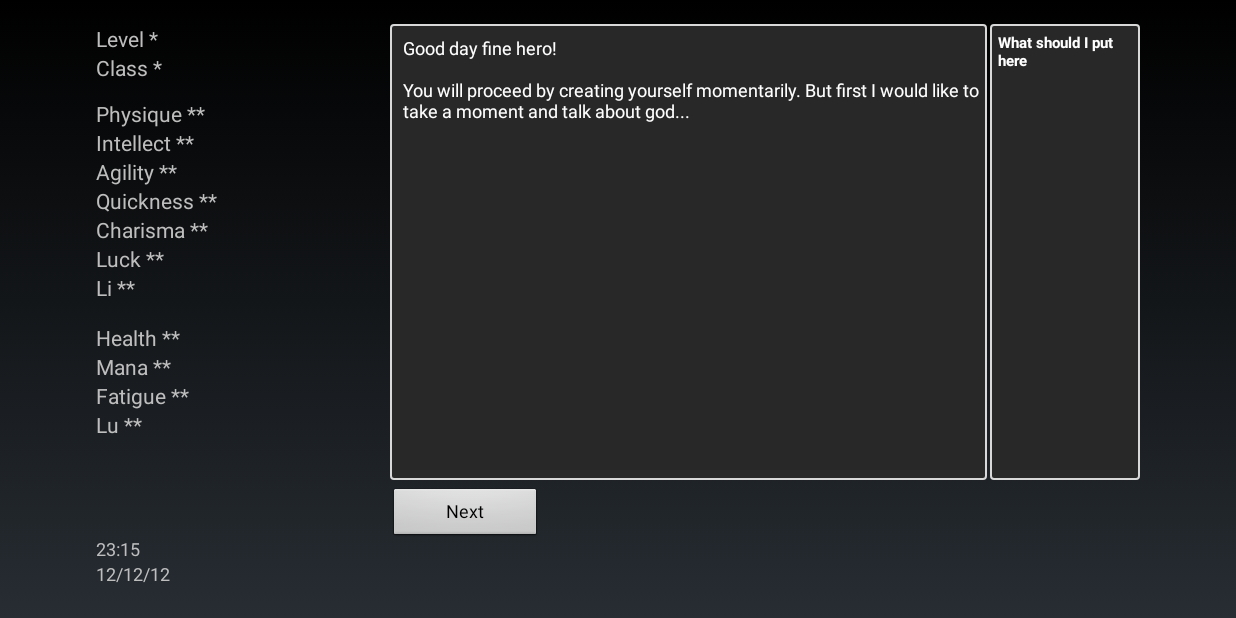
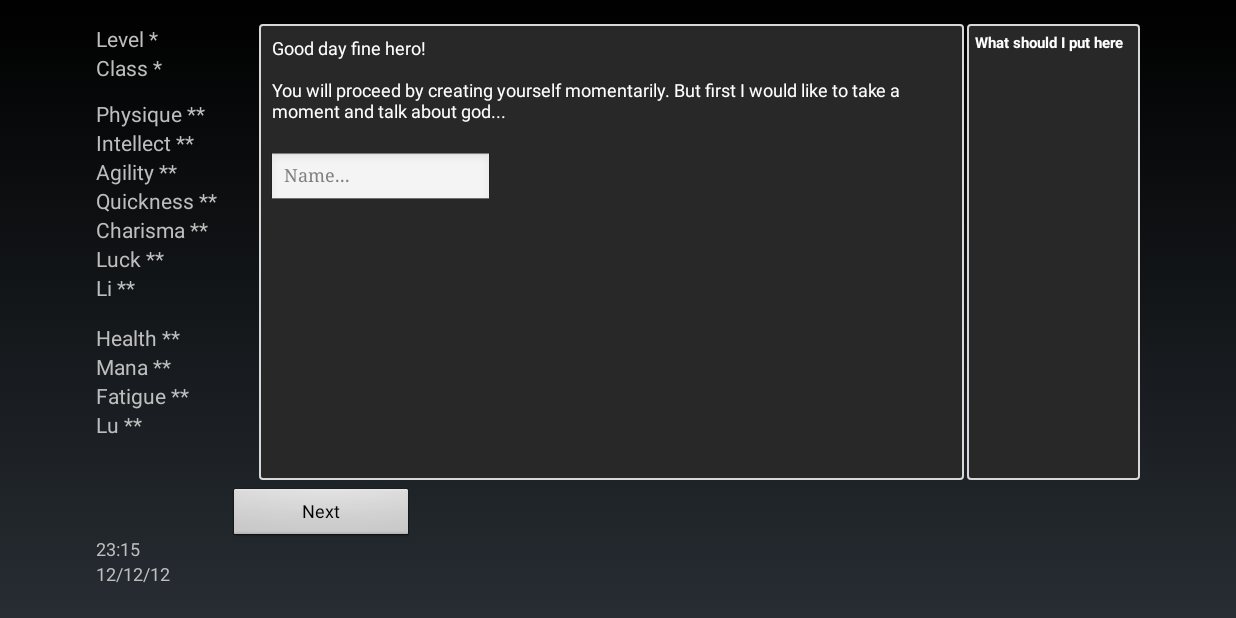
Before and after one commit to Moderbord/HuntForCoffee, an Android app: the screen it shows after launch (MainActivity), on a phone screen of 824 x 412 dp (held sideways). Run offline under Robolectric (Android 15) with nearby library versions, the phone set to English and light mode, and no system bars.

Commit message:
Made the UI compatible with more screens

```diff
--- a/app/src/main/AndroidManifest.xml
+++ b/app/src/main/AndroidManifest.xml
@@ -12,7 +12,8 @@
             android:name=".MainActivity"
             android:label="@string/app_name"
             android:theme="@android:style/Theme.NoTitleBar.Fullscreen"
-            android:screenOrientation="landscape">
+            android:screenOrientation="landscape"
+            android:windowSoftInputMode="adjustNothing">
             <intent-filter>
                 <action android:name="android.intent.action.MAIN" />
 
--- a/app/src/main/java/moderbord/huntforcoffee/CharCreation.java
+++ b/app/src/main/java/moderbord/huntforcoffee/CharCreation.java
@@ -103,7 +103,7 @@ public class CharCreation {
             class1 = "Ranger"; class2 = "Spellbinder"; class3 = "Duelist";
         } else if (race.equals("Orc")){
             System.out.println("Showing orc classes");
-            class1 = "Berserk"; class2 = "Shaman"; class3 = "Pack master";
+            class1 = "Berserk"; class2 = "Shaman"; class3 = "Packmaster";
         } else {
             System.out.println("Showing elf classes");
             class1 = "Sentinel"; class2 = "Farseer"; class3 = "Druid";
@@ -132,9 +132,9 @@ public class CharCreation {
         if(main.player.geteRace().equals("human")){
             cho1 = "Protectors"; cho2 = "Factionless"; cho3 = "Demonic";
         } else if (main.player.geteRace().equals("orc")){
-            cho1 = "War"; cho2 = "Undaunted"; cho3 = "Demonic";
+            cho1 = "Protectors"; cho2 = "Undaunted"; cho3 = "Demonic";
         } else {
-            cho1 = "Deviant"; cho2 = "Stalkers"; cho3 = "Unholy";
+            cho1 = "Protectors"; cho2 = "Devaint"; cho3 = "Demonic";
         }
         main.button0.setText(cho1);
         main.button1.setText(cho2);
@@ -146,17 +146,27 @@ public class CharCreation {
 
     public void ccPartSeven(){
         System.out.println("CCPARTSEVEN from CharacterCreation here!");
-        String eClass = main.player.geteClass();
+        String faction = main.eventManager.getEventChoice();
+        main.player.seteFaction(faction);
+        if(faction.equals("Factionless")){
+            main.appendText("You decided to be a factionless human? How pitiful.");
+        } else if (faction.equals("Demonic")){
+            main.appendText("A demon huh? Your journey will become interesting to say the least");
+        } else {
+            main.appendText("You are one of the " + faction + " you say? Will you do your best?");
+        }
 
-        main.appendText("\n\nAt the moment this is as far as we go. Please check back at a later time.");
+        main.appendText("\n\nThis concludes character creation.");
+        main.appendText("\n\nHave fun!");
         main.submitText();
 
+        String eClass = main.player.geteClass();
         int phy, eInt, agi, qui, cha, luck, li, health, mana;
         System.out.println("Matching class...");
         if(eClass.equals("ranger") || eClass.equals("berserk") || eClass.equals("sentinel")){
             System.out.println("Found " + eClass);
             phy = 30; eInt = 10; agi = 15; qui = 15; cha = 20; luck = 10; li = 10; health = 200; mana = 20;
-        } else if (eClass.equals("duelist") || eClass.equals("pack master") || eClass.equals("druid")){
+        } else if (eClass.equals("duelist") || eClass.equals("packmaster") || eClass.equals("druid")){
             System.out.println("Found " + eClass);
             phy = 20; eInt = 20; agi = 25; qui = 30; cha = 15; luck = 10; li = 10; health = 130; mana = 60;
         } else if (eClass.equals("spellbinder") || eClass.equals("shaman") || eClass.equals("farseer")){
@@ -167,7 +177,7 @@ public class CharCreation {
             phy = 0; eInt = 0; agi = 0; qui = 0; cha = 0; luck = 0; li = 0; health = 0; mana = 0;
         }
 
-        System.out.println("Updating UI stats..");
+        System.out.println("Updating UI and player stats..");
         try {
             main.player.seteLevel(1);
             main.player.setePhysique(phy);
@@ -194,7 +204,7 @@ public class CharCreation {
         }
 
         main.ui.toggleButtons(1);
-        main.button0.setText("Temp");
+        main.button0.setText("Begin...");
         main.ui.toggleButtons(2);
 
     }
--- a/app/src/main/res/layout/activity_main.xml
+++ b/app/src/main/res/layout/activity_main.xml
@@ -15,14 +15,15 @@
         android:layout_width="match_parent"
         android:layout_height="match_parent"
         android:layout_alignParentTop="true"
-        android:layout_alignEnd="@+id/b3"
-        android:layout_above="@+id/b0"
         android:background="@drawable/textborder"
-        android:layout_marginBottom="5dp"
         android:layout_marginRight="2dp"
-        android:layout_toEndOf="@+id/statQui"
         android:id="@+id/scrollView"
-        android:layout_alignStart="@+id/b0">
+        android:layout_marginLeft="28sp"
+        android:layout_toRightOf="@+id/statQui"
+        android:layout_toLeftOf="@+id/scrollView2"
+        android:layout_above="@+id/linearLayout"
+        android:layout_marginBottom="5sp"
+        android:fillViewport="false">
 
         <TextView
             android:layout_width="wrap_content"
@@ -48,21 +49,26 @@
         android:inputType="textPersonName"
         android:ems="10"
         android:id="@+id/nameInput"
-        android:layout_below="@+id/statCha"
-        android:layout_centerHorizontal="true"
-        android:visibility="invisible"
+        android:visibility="visible"
         android:textSize="12sp"
-        android:typeface="serif" />
+        android:typeface="serif"
+        android:hint="Name..."
+        android:layout_alignStart="@+id/scrollView"
+        android:layout_marginTop="85dp"
+        android:layout_marginLeft="6sp" />
 
     <ScrollView
         android:layout_width="wrap_content"
         android:layout_height="wrap_content"
-        android:layout_alignStart="@+id/b4"
-        android:layout_above="@+id/b4"
-        android:layout_alignParentEnd="true"
+        android:layout_above="@+id/linearLayout"
+        android:layout_alignParentEnd="false"
         android:layout_marginBottom="5dp"
         android:background="@drawable/textborder"
-        android:layout_alignParentTop="true">
+        android:layout_alignParentTop="true"
+        android:id="@+id/scrollView2"
+        android:layout_alignParentRight="true"
+        android:fillViewport="false"
+        android:minWidth="115sp">
 
         <TextView
             android:layout_width="wrap_content"
@@ -78,9 +84,18 @@
             android:paddingTop="5dp"
             android:paddingRight="5dp"
             android:paddingBottom="3dp"
-            android:paddingLeft="2dp" />
+            android:paddingLeft="2dp"
+            android:maxWidth="115sp" />
 
     </ScrollView>
+
+    <LinearLayout
+        android:orientation="horizontal"
+        android:layout_width="match_parent"
+        android:layout_height="35sp"
+        android:id="@+id/linearLayout"
+        android:layout_above="@+id/linearLayout2"
+        android:layout_alignStart="@+id/linearLayout2">
 
         <Button
             style="?android:attr/buttonStyleSmall"
@@ -89,10 +104,12 @@
             android:text="@string/b0_string"
             android:id="@+id/b0"
             android:textSize="12sp"
-        android:minWidth="100sp"
-        android:layout_above="@+id/b6"
-        android:layout_toStartOf="@+id/b1"
-        android:onClick="b0" />
+            android:onClick="b0"
+            android:layout_above="@+id/b5"
+            android:visibility="visible"
+            android:layout_alignLeft="@+id/b5"
+            android:layout_weight="0.2"
+            android:maxWidth="15sp" />
 
         <Button
             style="?android:attr/buttonStyleSmall"
@@ -101,11 +118,13 @@
             android:text="@string/b1_string"
             android:id="@+id/b1"
             android:textSize="12sp"
-        android:minWidth="100sp"
-        android:layout_above="@+id/b6"
-        android:layout_toStartOf="@+id/b2"
             android:onClick="b1"
-        android:visibility="invisible" />
+            android:visibility="invisible"
+            android:layout_alignBottom="@+id/b2"
+            android:layout_toLeftOf="@+id/b2"
+            android:layout_toStartOf="@id/b2"
+            android:layout_weight="0.2"
+            android:maxWidth="15sp" />
 
         <Button
             style="?android:attr/buttonStyleSmall"
@@ -114,11 +133,12 @@
             android:text="@string/b2_string"
             android:id="@+id/b2"
             android:textSize="12sp"
-        android:minWidth="100sp"
-        android:layout_above="@+id/b7"
-        android:layout_toStartOf="@+id/b3"
             android:onClick="b2"
-        android:visibility="invisible" />
+            android:visibility="invisible"
+            android:layout_alignBottom="@+id/b3"
+            android:layout_toLeftOf="@+id/b3"
+            android:layout_weight="0.2"
+            android:maxWidth="15sp" />
 
         <Button
             style="?android:attr/buttonStyleSmall"
@@ -127,11 +147,12 @@
             android:text="@string/b3_string"
             android:id="@+id/b3"
             android:textSize="12sp"
-        android:minWidth="100sp"
-        android:layout_above="@+id/b7"
-        android:layout_toEndOf="@+id/b7"
             android:onClick="b3"
-        android:visibility="invisible" />
+            android:visibility="invisible"
+            android:layout_toLeftOf="@+id/b4"
+            android:layout_alignBottom="@+id/b4"
+            android:layout_weight="0.2"
+            android:maxWidth="15sp" />
 
         <Button
             style="?android:attr/buttonStyleSmall"
@@ -140,11 +161,25 @@
             android:text="@string/b4_string"
             android:id="@+id/b4"
             android:textSize="12sp"
-        android:minWidth="100sp"
+            android:onClick="b4"
+            android:visibility="invisible"
+            android:layout_alignParentEnd="true"
+            android:layout_alignParentRight="true"
             android:layout_above="@+id/b9"
-        android:layout_alignParentEnd="true"
-        android:onClick="b4"
-        android:visibility="invisible" />
+            android:layout_weight="0.2"
+            android:maxWidth="15sp" />
+
+    </LinearLayout>
+
+    <LinearLayout
+        android:orientation="horizontal"
+        android:layout_width="match_parent"
+        android:layout_height="35sp"
+        android:layout_alignParentBottom="true"
+        android:layout_alignParentRight="true"
+        android:layout_toRightOf="@+id/timeDate"
+        android:layout_marginLeft="40sp"
+        android:id="@+id/linearLayout2">
 
         <Button
             style="?android:attr/buttonStyleSmall"
@@ -153,11 +188,11 @@
             android:text="@string/b5_string"
             android:id="@+id/b5"
             android:textSize="12sp"
-        android:minWidth="100sp"
+            android:onClick="b5"
+            android:visibility="invisible"
             android:layout_alignParentBottom="true"
-        android:layout_toStartOf="@+id/b6"
-        android:onClick="b5"
-        android:visibility="invisible" />
+            android:layout_toRightOf="@+id/timeDate"
+            android:layout_weight="0.2" />
 
         <Button
             style="?android:attr/buttonStyleSmall"
@@ -166,11 +201,11 @@
             android:text="@string/b6_string"
             android:id="@+id/b6"
             android:textSize="12sp"
-        android:minWidth="100sp"
             android:layout_alignParentBottom="true"
-        android:layout_toStartOf="@+id/b7"
             android:onClick="b6"
-        android:visibility="invisible" />
+            android:visibility="invisible"
+            android:layout_toLeftOf="@+id/b7"
+            android:layout_weight="0.2" />
 
         <Button
             style="?android:attr/buttonStyleSmall"
@@ -180,10 +215,11 @@
             android:id="@+id/b7"
             android:textSize="12sp"
             android:layout_alignParentBottom="true"
-        android:layout_toStartOf="@+id/b8"
-        android:minWidth="100sp"
             android:onClick="b7"
-        android:visibility="invisible" />
+            android:visibility="invisible"
+            android:layout_alignParentStart="false"
+            android:layout_toLeftOf="@+id/b8"
+            android:layout_weight="0.2" />
 
         <Button
             style="?android:attr/buttonStyleSmall"
@@ -192,11 +228,11 @@
             android:text="@string/b8_string"
             android:id="@+id/b8"
             android:textSize="12sp"
+            android:onClick="b8"
+            android:visibility="invisible"
             android:layout_alignParentBottom="true"
-        android:layout_toStartOf="@+id/b9"
-        android:minWidth="100sp"
-        android:onClick="b8"
-        android:visibility="invisible" />
+            android:layout_toLeftOf="@+id/b9"
+            android:layout_weight="0.2" />
 
         <Button
             style="?android:attr/buttonStyleSmall"
@@ -206,10 +242,12 @@
             android:id="@+id/b9"
             android:textSize="12sp"
             android:layout_alignParentBottom="true"
-        android:layout_alignParentEnd="true"
-        android:minWidth="100sp"
+            android:layout_alignParentEnd="false"
             android:onClick="b9"
-        android:visibility="invisible" />
+            android:visibility="invisible"
+            android:layout_alignParentRight="true"
+            android:layout_weight="0.2" />
+    </LinearLayout>
 
     <TextView
         android:layout_width="wrap_content"
```
Lines whose indentation alone changed are shown as unchanged.
